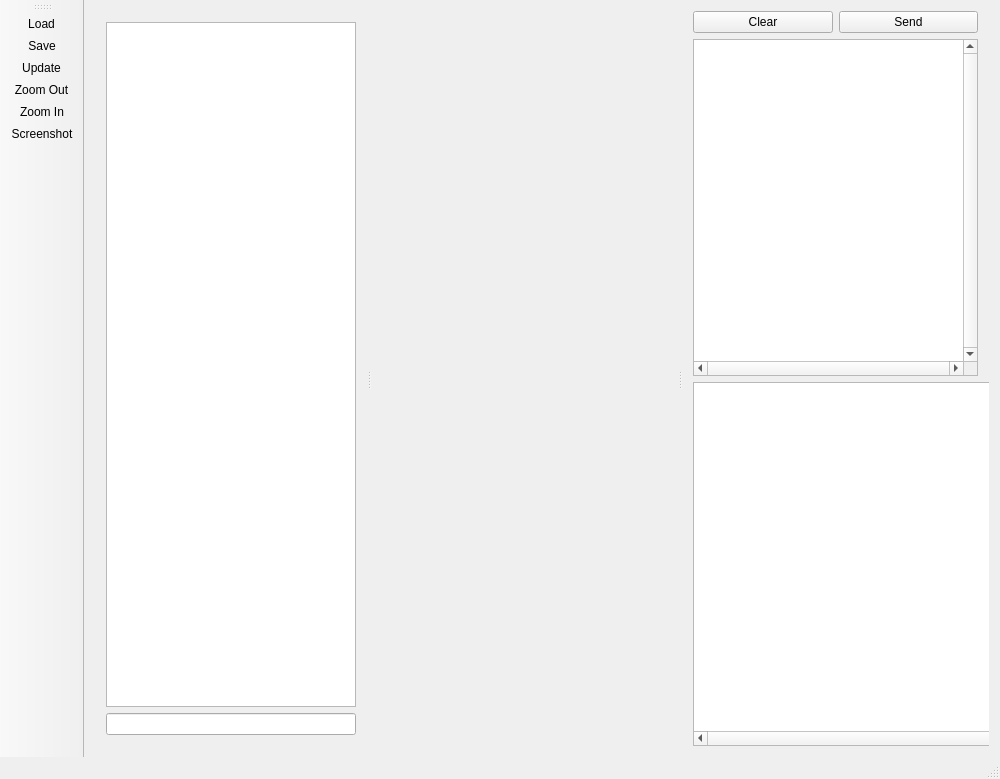
Above: mainwindow.ui from gamoeba/stagehand before the change. Below: the same form after it.
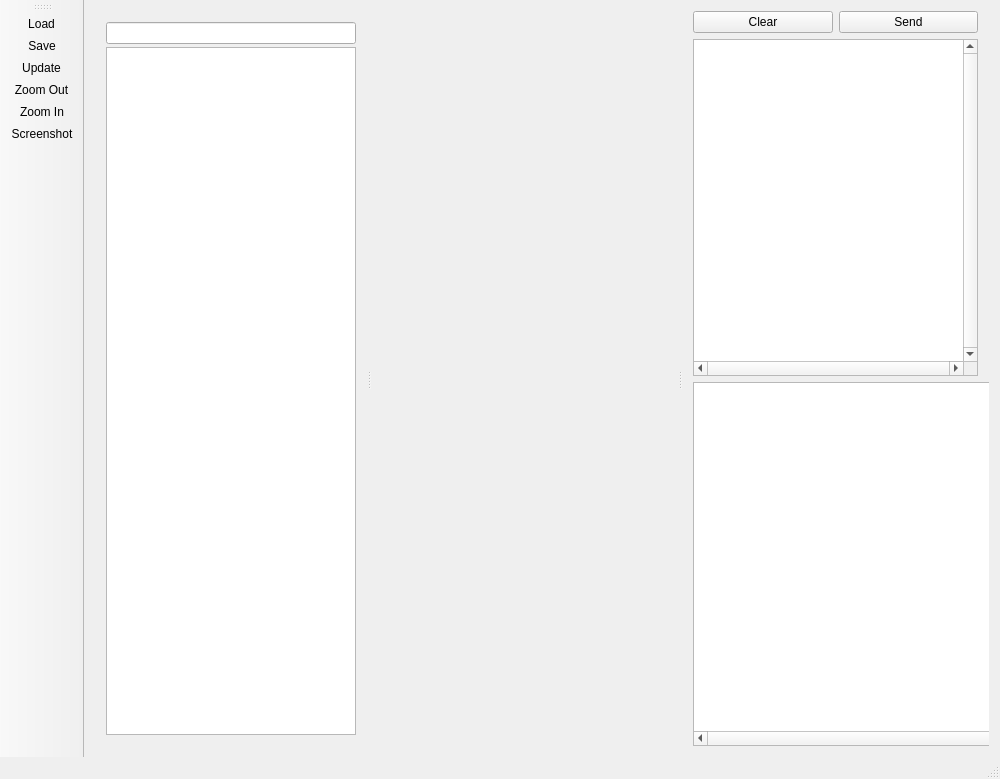
That is the form after the change. Icons and pictures are not drawn.

Patch:
```diff
--- a/mainwindow.ui
+++ b/mainwindow.ui
@@ -43,6 +43,12 @@
       </property>
       <widget class="QWidget" name="verticalLayoutWidget_3">
        <layout class="QVBoxLayout" name="verticalLayout_2">
+        <property name="spacing">
+         <number>3</number>
+        </property>
+        <item>
+         <widget class="QLineEdit" name="treeSearch"/>
+        </item>
         <item>
          <widget class="QTreeView" name="treeView">
           <property name="minimumSize">
@@ -56,9 +62,6 @@
           </property>
          </widget>
         </item>
-        <item>
-         <widget class="QLineEdit" name="treeSearch"/>
-        </item>
        </layout>
       </widget>
       <widget class="QWidget" name="gridWidget" native="true">
```
Left out of the diff: 9 changed lines with no effect on the pictures.
